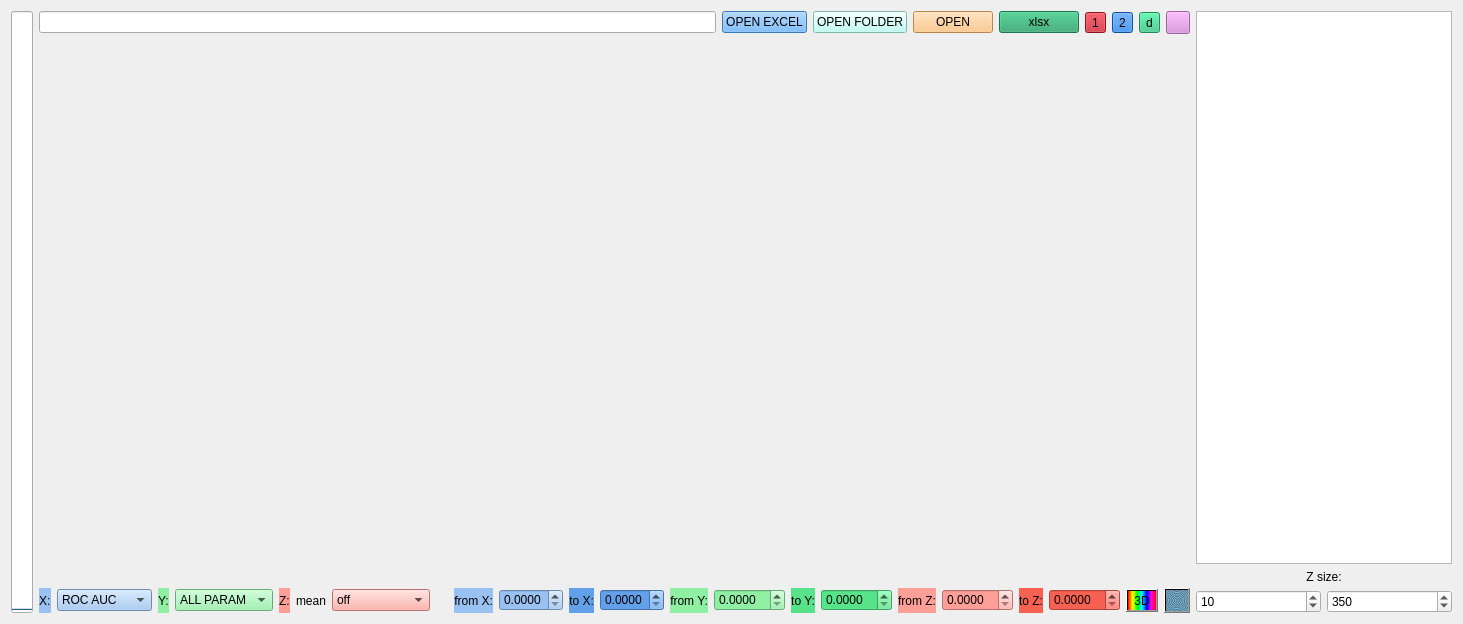
Old version of the form qt/rnd_param_view.ui in the repository idergunoff/random_param_view.
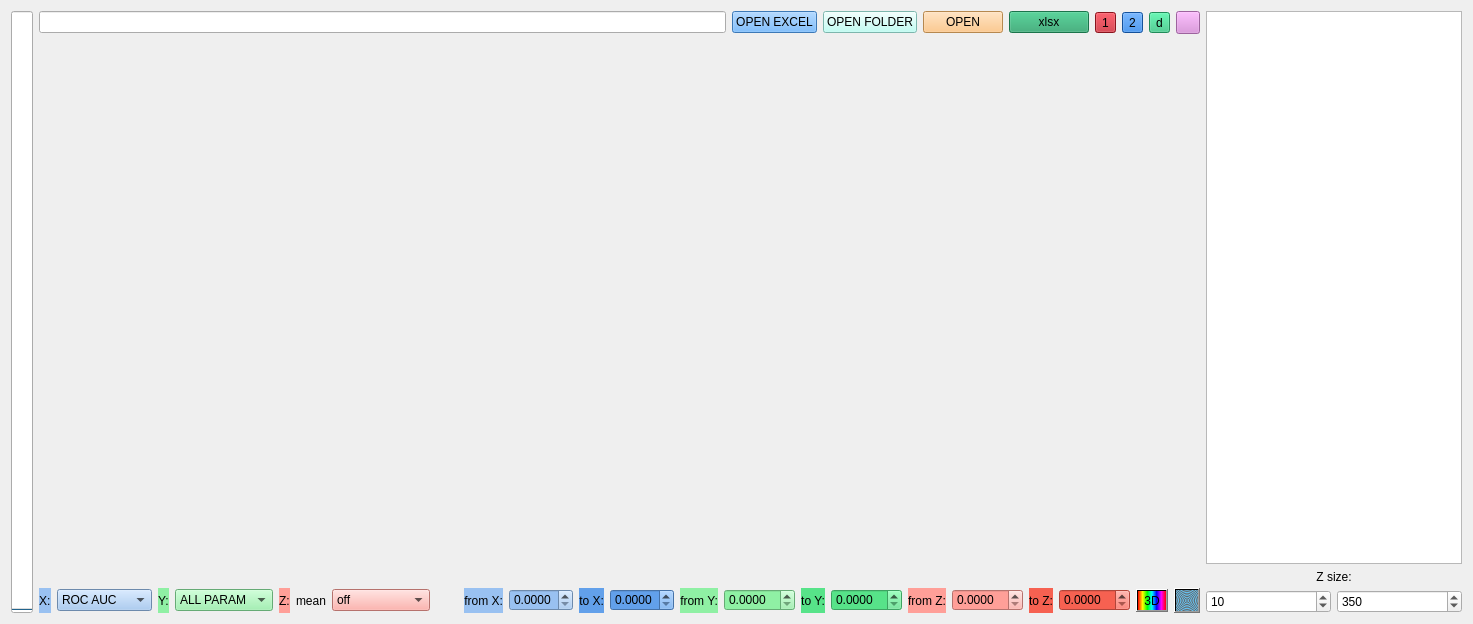
New version of the form.

What changed in the file:
```diff
--- a/qt/rnd_param_view.ui
+++ b/qt/rnd_param_view.ui
@@ -6,7 +6,7 @@
    <rect>
     <x>0</x>
     <y>0</y>
-    <width>1463</width>
+    <width>1473</width>
     <height>624</height>
    </rect>
   </property>
```
Left out of the diff: 15 changed lines with no effect on the pictures.
